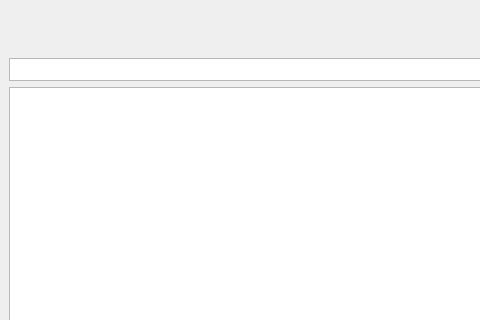
Before: the Qt Designer form files/ui/design_report.ui in apolieshchuk/logist-report, drawn with Qt 5; both pictures show x 0 to 480 and y 0 to 320 of the 1119 by 634 pixel window.
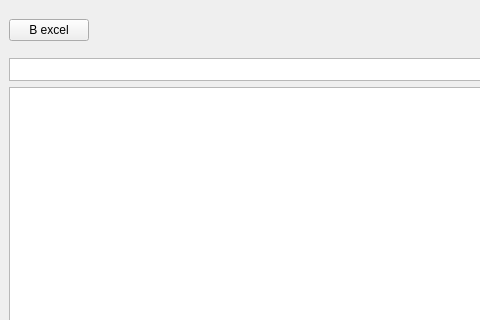
After: the same form once the commit is applied.

Commit message: 190623(22:44) with export in excel

```diff
--- a/files/ui/design_report.ui
+++ b/files/ui/design_report.ui
@@ -17,6 +17,13 @@
    <layout class="QVBoxLayout" name="verticalLayout_2">
     <item>
      <layout class="QHBoxLayout" name="horizontalLayout">
+      <item>
+       <widget class="QPushButton" name="excel_but">
+        <property name="text">
+         <string>В excel</string>
+        </property>
+       </widget>
+      </item>
       <item>
        <spacer name="horizontalSpacer">
         <property name="orientation">
```
The commit also changes 15 other files.
